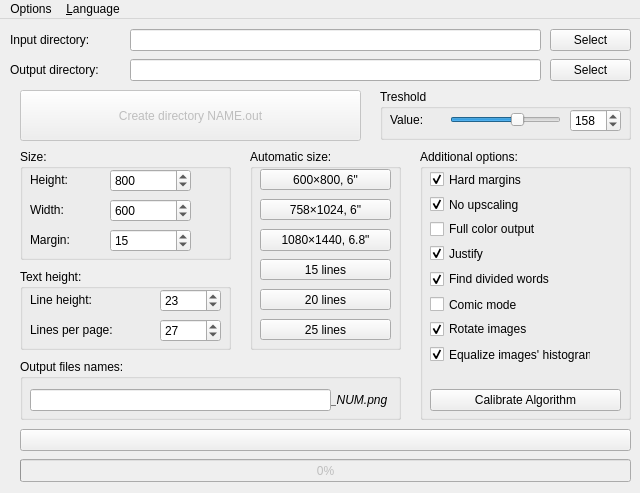
The window that re-typeset-src/mainwindow.ui (re-typeset/re-typeset) describes before a commit, drawn with Qt 5.
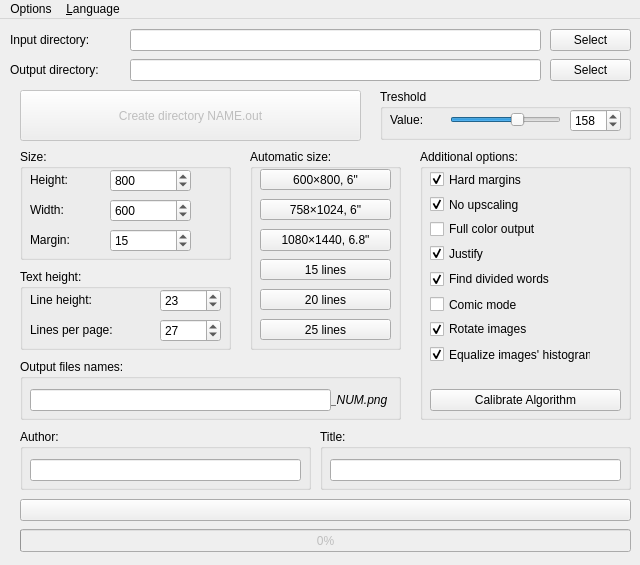
The same window after the commit.

Commit message:
IMP: configure algorithm, TOC, title page and more
+ histogram equalization for images
+ parsing directory name for title and author

What changed in the file:
```diff
--- a/re-typeset-src/mainwindow.ui
+++ b/re-typeset-src/mainwindow.ui
@@ -7,7 +7,7 @@
     <x>0</x>
     <y>0</y>
     <width>640</width>
-    <height>493</height>
+    <height>565</height>
    </rect>
   </property>
   <property name="windowTitle">
@@ -287,7 +287,7 @@
     <property name="geometry">
      <rect>
       <x>20</x>
-      <y>440</y>
+      <y>510</y>
       <width>611</width>
       <height>23</height>
      </rect>
@@ -377,7 +377,7 @@
     <property name="geometry">
      <rect>
       <x>20</x>
-      <y>410</y>
+      <y>480</y>
       <width>611</width>
       <height>22</height>
      </rect>
@@ -685,6 +685,52 @@
      <string>Create directory NAME.out</string>
     </property>
    </widget>
+   <widget class="QGroupBox" name="author">
+    <property name="geometry">
+     <rect>
+      <x>20</x>
+      <y>410</y>
+      <width>291</width>
+      <height>61</height>
+     </rect>
+    </property>
+    <property name="title">
+     <string>Author:</string>
+    </property>
+    <widget class="QLineEdit" name="authorEdit">
+     <property name="geometry">
+      <rect>
+       <x>10</x>
+       <y>30</y>
+       <width>271</width>
+       <height>22</height>
+      </rect>
+     </property>
+    </widget>
+   </widget>
+   <widget class="QGroupBox" name="title">
+    <property name="geometry">
+     <rect>
+      <x>320</x>
+      <y>410</y>
+      <width>311</width>
+      <height>61</height>
+     </rect>
+    </property>
+    <property name="title">
+     <string>Title:</string>
+    </property>
+    <widget class="QLineEdit" name="titleEdit">
+     <property name="geometry">
+      <rect>
+       <x>10</x>
+       <y>30</y>
+       <width>291</width>
+       <height>22</height>
+      </rect>
+     </property>
+    </widget>
+   </widget>
   </widget>
   <widget class="QMenuBar" name="menuBar">
    <property name="geometry">
```
Left out of the diff: 2 changed lines with no effect on the pictures. The commit also changes 21 other files.
